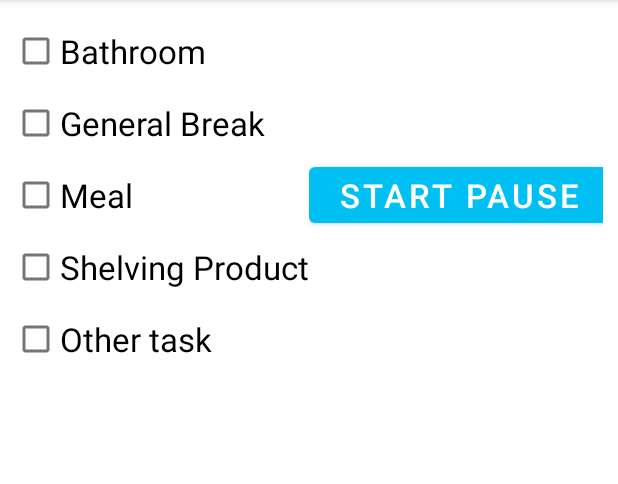
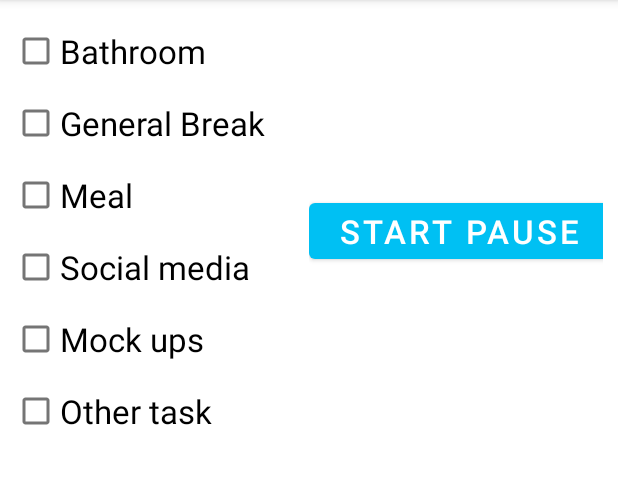
Before and after one commit to Nabeel-Shehzad/PeachyBbies-android, an Android app: the fragment PausingReason placed in its activity, on a phone screen of 412 x 824 dp, the part 84-568 px from its top. Run offline under Robolectric (Android 15) with nearby library versions, the phone set to English and light mode, and no system bars; network calls fail; 3 statements that could not run were skipped.

Commit message:
update break

```diff
--- a/app/src/main/java/com/peachy/bbies/fragments/PausingReason.kt
+++ b/app/src/main/java/com/peachy/bbies/fragments/PausingReason.kt
@@ -33,7 +33,10 @@ class PausingReason : Fragment() {
             else if (view.findViewById<CheckBox>(R.id.meal).isChecked)
                 bundle.putString("Reason","Meal")
             else if (view.findViewById<CheckBox>(R.id.shelving).isChecked)
-                bundle.putString("Reason","Shelving Product")
+                bundle.putString("Reason","Social Media")
+            else if (view.findViewById<CheckBox>(R.id.mockups).isChecked){
+                bundle.putString("Reason","Mockups")
+            }
             else
                 bundle.putString("Reason","Other task")
 
--- a/app/src/main/java/com/peachy/bbies/fragments/TargetModeOff.kt
+++ b/app/src/main/java/com/peachy/bbies/fragments/TargetModeOff.kt
@@ -49,8 +49,8 @@ class TargetModeOff : Fragment() {
                         val name = singleObject.getString("slimeName")
                         val texture = singleObject.getString("slimeTexture")
                         val slime = Slime(id.toInt(), name, texture)
+                        list.add(slime)
                         list.sort()
-                        list.add(slime)
                     }
 
                 }
--- a/app/src/main/java/com/peachy/bbies/model/Slime.kt
+++ b/app/src/main/java/com/peachy/bbies/model/Slime.kt
@@ -5,10 +5,10 @@ data class Slime(
     val name: String,
     val texture:String) : Comparable<Slime> {
     override fun compareTo(other: Slime): Int {
-        return if (this.name.compareTo(other.name) == 0) {
-            this.texture.compareTo(other.texture)
+        return if (this.name.lowercase().compareTo(other.name.lowercase()) == 0) {
+            this.texture.lowercase().compareTo(other.texture.lowercase())
         } else {
-            this.name.compareTo(other.name)
+            this.name.lowercase().compareTo(other.name.lowercase())
         }
     }
     override fun toString(): String {
--- a/app/src/main/java/com/peachy/bbies/screens/CheckOut.kt
+++ b/app/src/main/java/com/peachy/bbies/screens/CheckOut.kt
@@ -87,6 +87,7 @@ class CheckOut : AppCompatActivity() {
                     map[j.split("::")[0]] = j.split("::")[1]
                 }
             }
+            text.text = map["Social media"].toString() +" "+ map["Mock ups"].toString()
             progressBar.show(this, "Please Wait..!!")
             val request: StringRequest = object : StringRequest(
                 Method.POST, url,
@@ -115,7 +116,8 @@ class CheckOut : AppCompatActivity() {
                     params["bathroom_break"] = if (map["Bathroom"] == null) "0" else map["Bathroom"]!!
                     params["general_break"] = if (map["General Break"] == null) "0" else map["General Break"]!!
                     params["meal_break"] = if (map["Meal"] == null) "0" else map["Meal"]!!
-                    params["shelving_break"] = if (map["Shelving Product"] == null) "0" else map["Shelving Product"]!!
+                    params["shelving_break"] = if (map["Social Media"] == null) "0" else map["Social Media"]!!
+                    params["mockups"] = if (map["Mockups"] == null) "0" else map["Mockups"]!!
                     params["other_break"] = if (map["Other task"] == null) "0" else map["Other task"]!!
                     params["target_quota"] = target.toString()
                     params["actual_quota"] = actualPacked.text.toString()
--- a/app/src/main/res/layout/fragment_pausing_reason.xml
+++ b/app/src/main/res/layout/fragment_pausing_reason.xml
@@ -43,7 +43,15 @@
                 android:id="@+id/shelving"
                 android:layout_width="200dp"
                 android:layout_height="wrap_content"
-                android:text="Shelving Product"
+                android:text="Social media"
+                android:textSize="22sp"
+                android:textAlignment="textStart"
+                />
+            <CheckBox
+                android:id="@+id/mockups"
+                android:layout_width="200dp"
+                android:layout_height="wrap_content"
+                android:text="Mock ups"
                 android:textSize="22sp"
                 android:textAlignment="textStart"
                 />
--- a/app/src/main/res/layout/fragment_target_mode.xml
+++ b/app/src/main/res/layout/fragment_target_mode.xml
@@ -29,6 +29,7 @@
             android:layout_weight="2"
             android:layout_height="wrap_content"
             android:layout_margin="5dp"
+            android:layout_gravity="center_vertical"
             />
     </LinearLayout>
     <LinearLayout
--- a/app/src/main/res/layout/fragment_target_mode_off.xml
+++ b/app/src/main/res/layout/fragment_target_mode_off.xml
@@ -29,6 +29,7 @@
             android:layout_weight="2"
             android:layout_height="wrap_content"
             android:layout_margin="5dp"
+            android:layout_gravity="center_vertical"
             />
     </LinearLayout>
     <LinearLayout
```
